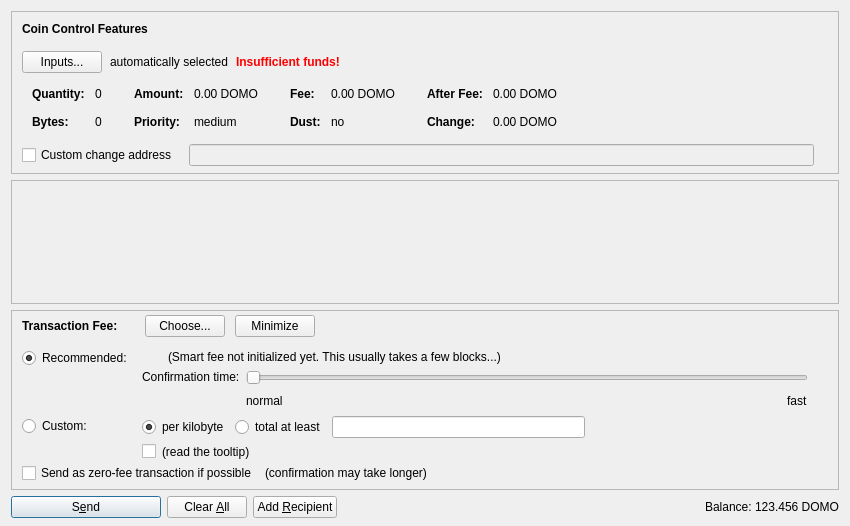
Above: src/qt/forms/sendcoinsdialog.ui from Alonewolf-123/DOMO-Core before the change. Below: the same form after it.
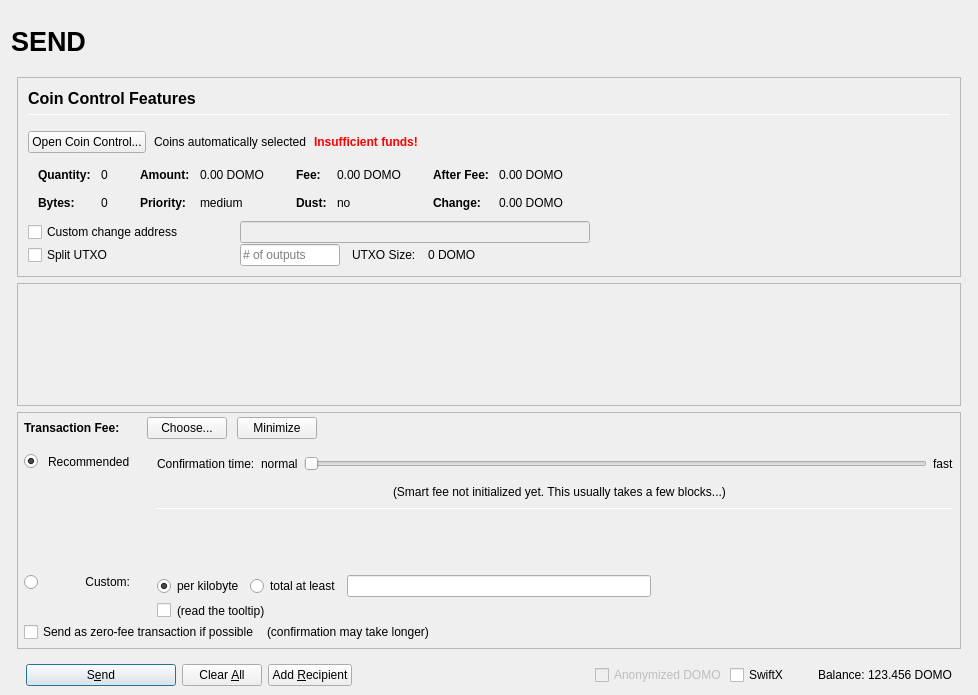
That is the form after the change. Icons and pictures are not drawn. Custom widgets are drawn as their Qt base class.

Diff of the .ui file:
```diff
--- a/src/qt/forms/sendcoinsdialog.ui
+++ b/src/qt/forms/sendcoinsdialog.ui
@@ -2,20 +2,155 @@
 <ui version="4.0">
  <class>SendCoinsDialog</class>
  <widget class="QDialog" name="SendCoinsDialog">
+  <property name="enabled">
+   <bool>true</bool>
+  </property>
   <property name="geometry">
    <rect>
     <x>0</x>
     <y>0</y>
-    <width>850</width>
-    <height>526</height>
+    <width>978</width>
+    <height>695</height>
    </rect>
   </property>
   <property name="windowTitle">
    <string>Send Coins</string>
   </property>
-  <layout class="QVBoxLayout" name="verticalLayout" stretch="0,1,0,0">
+  <layout class="QVBoxLayout" name="verticalLayout" stretch="0">
    <property name="bottomMargin">
-    <number>8</number>
+    <number>9</number>
+   </property>
+   <item>
+    <layout class="QVBoxLayout" name="verticalLayout_Master" stretch="0,1">
+     <property name="spacing">
+      <number>0</number>
+     </property>
+     <property name="leftMargin">
+      <number>0</number>
+     </property>
+     <property name="topMargin">
+      <number>0</number>
+     </property>
+     <property name="rightMargin">
+      <number>0</number>
+     </property>
+     <property name="bottomMargin">
+      <number>0</number>
+     </property>
+     <item>
+      <widget class="QFrame" name="frame_Header">
+       <layout class="QVBoxLayout" name="verticalLayout_Header" stretch="0">
+        <property name="leftMargin">
+         <number>0</number>
+        </property>
+        <property name="topMargin">
+         <number>0</number>
+        </property>
+        <property name="rightMargin">
+         <number>0</number>
+        </property>
+        <property name="bottomMargin">
+         <number>0</number>
+        </property>
+        <item>
+         <layout class="QHBoxLayout" name="horizontalLayout_Header" stretch="1,0,1">
+          <property name="spacing">
+           <number>6</number>
+          </property>
+          <item>
+           <widget class="QLabel" name="labelOverviewHeaderLeft">
+            <property name="minimumSize">
+             <size>
+              <width>464</width>
+              <height>60</height>
+             </size>
+            </property>
+            <property name="maximumSize">
+             <size>
+              <width>16777215</width>
+              <height>60</height>
+             </size>
+            </property>
+            <property name="font">
+             <font>
+              <pointsize>20</pointsize>
+              <weight>75</weight>
+              <bold>true</bold>
+             </font>
+            </property>
+            <property name="text">
+             <string>SEND</string>
+            </property>
+            <property name="alignment">
+             <set>Qt::AlignLeading|Qt::AlignLeft|Qt::AlignVCenter</set>
+            </property>
+           </widget>
+          </item>
+          <item>
+           <spacer name="horizontalSpacer_Header">
+            <property name="orientation">
+             <enum>Qt::Horizontal</enum>
+            </property>
+            <property name="sizeHint" stdset="0">
+             <size>
+              <width>40</width>
+              <height>20</height>
+             </size>
+            </property>
+           </spacer>
+          </item>
+          <item>
+           <widget class="QLabel" name="labelOverviewHeaderRight">
+            <property name="minimumSize">
+             <size>
+              <width>464</width>
+              <height>60</height>
+             </size>
+            </property>
+            <property name="maximumSize">
+             <size>
+              <width>16777215</width>
+              <height>60</height>
+             </size>
+            </property>
+            <property name="font">
+             <font>
+              <pointsize>14</pointsize>
+             </font>
+            </property>
+            <property name="text">
+             <string/>
+            </property>
+            <property name="alignment">
+             <set>Qt::AlignRight|Qt::AlignTrailing|Qt::AlignVCenter</set>
+            </property>
+           </widget>
+          </item>
+         </layout>
+        </item>
+       </layout>
+      </widget>
+     </item>
+     <item>
+      <widget class="QFrame" name="frame_BG">
+       <property name="minimumSize">
+        <size>
+         <width>0</width>
+         <height>0</height>
+        </size>
+       </property>
+       <layout class="QVBoxLayout" name="layout_BG" stretch="0,0,0,0">
+        <property name="leftMargin">
+         <number>6</number>
+        </property>
+        <property name="topMargin">
+         <number>6</number>
+        </property>
+        <property name="rightMargin">
+         <number>6</number>
+        </property>
+        <property name="bottomMargin">
+         <number>0</number>
    </property>
    <item>
     <widget class="QFrame" name="frameCoinControl">
@@ -51,12 +186,13 @@
        <number>0</number>
       </property>
       <property name="bottomMargin">
-       <number>6</number>
+            <number>0</number>
       </property>
       <item>
-       <layout class="QVBoxLayout" name="verticalLayoutCoinControl" stretch="0,0,0,0,1">
+            <widget class="QFrame" name="frameCoinControl_BG">
+             <layout class="QVBoxLayout" name="verticalLayoutCoinControl" stretch="0,0,0,0,0,0">
         <property name="spacing">
-         <number>0</number>
+               <number>1</number>
         </property>
         <property name="leftMargin">
          <number>10</number>
@@ -70,6 +206,11 @@
            <number>15</number>
           </property>
           <item>
+                 <layout class="QVBoxLayout" name="verticalLayout_3">
+                  <property name="spacing">
+                   <number>6</number>
+                  </property>
+                  <item>
            <widget class="QLabel" name="labelCoinControlFeatures">
             <property name="sizePolicy">
              <sizepolicy hsizetype="Preferred" vsizetype="Maximum">
@@ -77,8 +218,15 @@
               <verstretch>0</verstretch>
              </sizepolicy>
             </property>
+                    <property name="minimumSize">
+                     <size>
+                      <width>0</width>
+                      <height>20</height>
+                     </size>
+                    </property>
             <property name="font">
              <font>
+                      <pointsize>12</pointsize>
               <weight>75</weight>
               <bold>true</bold>
              </font>
@@ -91,6 +239,27 @@
             </property>
            </widget>
           </item>
+                  <item>
+                   <widget class="Line" name="line">
+                    <property name="minimumSize">
+                     <size>
+                      <width>0</width>
+                      <height>1</height>
+                     </size>
+                    </property>
+                    <property name="maximumSize">
+                     <size>
+                      <width>16777215</width>
+                      <height>1</height>
+                     </size>
+                    </property>
+                    <property name="orientation">
+                     <enum>Qt::Horizontal</enum>
+                    </property>
+                   </widget>
+                  </item>
+                 </layout>
+                </item>
          </layout>
         </item>
         <item>
@@ -107,7 +276,7 @@
              <string notr="true"/>
             </property>
             <property name="text">
-             <string>Inputs...</string>
+                   <string>Open Coin Control...</string>
             </property>
             <property name="autoDefault">
              <bool>false</bool>
@@ -117,7 +286,7 @@
           <item>
            <widget class="QLabel" name="labelCoinControlAutomaticallySelected">
             <property name="text">
-             <string>automatically selected</string>
+                   <string>Coins automatically selected</string>
             </property>
             <property name="margin">
              <number>5</number>
@@ -528,7 +697,7 @@
          </widget>
         </item>
         <item>
-         <layout class="QHBoxLayout" name="horizontalLayoutCoinControl4" stretch="0,0,0">
+               <layout class="QHBoxLayout" name="horizontalLayoutCoinControl4">
           <property name="spacing">
            <number>12</number>
           </property>
@@ -536,13 +705,31 @@
            <enum>QLayout::SetDefaultConstraint</enum>
           </property>
           <property name="topMargin">
-           <number>5</number>
+                 <number>0</number>
           </property>
           <property name="rightMargin">
-           <number>5</number>
+                 <number>0</number>
           </property>
           <item>
            <widget class="QCheckBox" name="checkBoxCoinControlChange">
+                  <property name="sizePolicy">
+                   <sizepolicy hsizetype="Preferred" vsizetype="Preferred">
+                    <horstretch>0</horstretch>
+                    <verstretch>0</verstretch>
+                   </sizepolicy>
+                  </property>
+                  <property name="minimumSize">
+                   <size>
+                    <width>200</width>
+                    <height>0</height>
+                   </size>
+                  </property>
+                  <property name="maximumSize">
+                   <size>
+                    <width>200</width>
+                    <height>16777215</height>
+                   </size>
+                  </property>
             <property name="toolTip">
              <string>If this is activated, but the change address is empty or invalid, change will be sent to a newly generated address.</string>
             </property>
@@ -557,24 +744,30 @@
              <bool>false</bool>
             </property>
             <property name="sizePolicy">
-             <sizepolicy hsizetype="Expanding" vsizetype="Fixed">
+                   <sizepolicy hsizetype="Preferred" vsizetype="Preferred">
               <horstretch>0</horstretch>
               <verstretch>0</verstretch>
              </sizepolicy>
             </property>
+                  <property name="minimumSize">
+                   <size>
+                    <width>300</width>
+                    <height>0</height>
+                   </size>
+                  </property>
            </widget>
           </item>
           <item>
            <widget class="QLabel" name="labelCoinControlChangeLabel">
             <property name="sizePolicy">
-             <sizepolicy hsizetype="Preferred" vsizetype="Expanding">
+                   <sizepolicy hsizetype="Preferred" vsizetype="Preferred">
               <horstretch>0</horstretch>
               <verstretch>0</verstretch>
              </sizepolicy>
             </property>
             <property name="minimumSize">
              <size>
-              <width>0</width>
+                    <width>100</width>
               <height>0</height>
              </size>
             </property>
@@ -588,6 +781,93 @@
           </item>
          </layout>
         </item>
+              <item>
+               <layout class="QHBoxLayout" name="horizontalLayoutCoinControl6">
+                <property name="spacing">
+                 <number>12</number>
+                </property>
+                <property name="rightMargin">
+                 <number>0</number>
+                </property>
+                <item>
+                 <widget class="QCheckBox" name="splitBlockCheckBox">
+                  <property name="sizePolicy">
+                   <sizepolicy hsizetype="Preferred" vsizetype="Preferred">
+                    <horstretch>0</horstretch>
+                    <verstretch>0</verstretch>
+                   </sizepolicy>
+                  </property>
+                  <property name="minimumSize">
+                   <size>
+                    <width>200</width>
+                    <height>0</height>
+                   </size>
+                  </property>
+                  <property name="maximumSize">
+                   <size>
+                    <width>200</width>
+                    <height>16777215</height>
+                   </size>
+                  </property>
+                  <property name="text">
+                   <string>Split UTXO</string>
+                  </property>
+                 </widget>
+                </item>
+                <item>
+                 <widget class="QLineEdit" name="splitBlockLineEdit">
+                  <property name="sizePolicy">
+                   <sizepolicy hsizetype="Preferred" vsizetype="Preferred">
+                    <horstretch>50</horstretch>
+                    <verstretch>0</verstretch>
+                   </sizepolicy>
+                  </property>
+                  <property name="minimumSize">
+                   <size>
+                    <width>100</width>
+                    <height>0</height>
+                   </size>
+                  </property>
+                  <property name="maximumSize">
+                   <size>
+                    <width>100</width>
+                    <height>16777215</height>
+                   </size>
+                  </property>
+                  <property name="placeholderText">
+                   <string># of outputs</string>
+                  </property>
+                 </widget>
+                </item>
+                <item>
+                 <widget class="QLabel" name="labelBlockSizeText">
+                  <property name="text">
+                   <string>UTXO Size:</string>
+                  </property>
+                 </widget>
+                </item>
+                <item>
+                 <widget class="QLabel" name="labelBlockSize">
+                  <property name="text">
+                   <string>0 DOMO</string>
+                  </property>
+                 </widget>
+                </item>
+                <item>
+                 <spacer name="horizontalSpacer_7">
+                  <property name="orientation">
+                   <enum>Qt::Horizontal</enum>
+                  </property>
+                  <property name="sizeHint" stdset="0">
+                   <size>
+                    <width>40</width>
+                    <height>20</height>
+                   </size>
+                  </property>
+                 </spacer>
+                </item>
+               </layout>
+              </item>
         <item>
          <spacer name="verticalSpacerCoinControl">
           <property name="orientation">
@@ -602,6 +882,7 @@
          </spacer>
         </item>
        </layout>
+            </widget>
       </item>
      </layout>
     </widget>
@@ -616,7 +897,7 @@
        <rect>
         <x>0</x>
         <y>0</y>
-        <width>830</width>
+             <width>944</width>
         <height>68</height>
        </rect>
       </property>
@@ -699,11 +980,14 @@
          <number>0</number>
         </property>
         <property name="leftMargin">
-         <number>10</number>
+              <number>6</number>
         </property>
         <property name="topMargin">
          <number>0</number>
         </property>
+             <property name="rightMargin">
+              <number>6</number>
+             </property>
         <item>
          <layout class="QHBoxLayout" name="horizontalLayoutFee1">
           <property name="bottomMargin">
@@ -845,7 +1129,61 @@
              <property name="verticalSpacing">
               <number>4</number>
              </property>
-             <item row="1" column="1">
+                  <item row="2" column="0">
+                   <layout class="QVBoxLayout" name="verticalLayoutFee4" stretch="0">
+                    <item>
+                     <spacer name="verticalSpacer_2">
+                      <property name="orientation">
+                       <enum>Qt::Vertical</enum>
+                      </property>
+                      <property name="sizeHint" stdset="0">
+                       <size>
+                        <width>1</width>
+                        <height>1</height>
+                       </size>
+                      </property>
+                     </spacer>
+                    </item>
+                   </layout>
+                  </item>
+                  <item row="3" column="0">
+                   <layout class="QVBoxLayout" name="verticalLayoutFee9" stretch="0,1">
+                    <item>
+                     <widget class="QRadioButton" name="radioCustomFee">
+                      <property name="text">
+                       <string/>
+                      </property>
+                      <attribute name="buttonGroup">
+                       <string notr="true">groupFee</string>
+                      </attribute>
+                     </widget>
+                    </item>
+                    <item>
+                     <spacer name="verticalSpacer_6">
+                      <property name="orientation">
+                       <enum>Qt::Vertical</enum>
+                      </property>
+                      <property name="sizeHint" stdset="0">
+                       <size>
+                        <width>1</width>
+                        <height>1</height>
+                       </size>
+                      </property>
+                     </spacer>
+                    </item>
+                   </layout>
+                  </item>
+                  <item row="3" column="1">
+                   <widget class="QLabel" name="labelCustomFee">
+                    <property name="text">
+                     <string>Custom:</string>
+                    </property>
+                    <property name="alignment">
+                     <set>Qt::AlignRight|Qt::AlignTop|Qt::AlignTrailing</set>
+                    </property>
+                   </widget>
+                  </item>
+                  <item row="3" column="4">
               <layout class="QVBoxLayout" name="verticalLayoutFee8">
                <property name="spacing">
                 <number>6</number>
@@ -944,120 +1282,27 @@
                </item>
               </layout>
              </item>
-             <item row="0" column="0">
-              <layout class="QVBoxLayout" name="verticalLayoutFee4" stretch="0,1">
-               <item>
-                <widget class="QRadioButton" name="radioSmartFee">
+                  <item row="1" column="1">
+                   <widget class="QLabel" name="labelSmartFee_2">
                  <property name="text">
-                  <string>Recommended:</string>
-                 </property>
-                 <property name="checked">
-                  <bool>true</bool>
-                 </property>
-                 <attribute name="buttonGroup">
-                  <string notr="true">groupFee</string>
-                 </attribute>
-                </widget>
-               </item>
-               <item>
-                <spacer name="verticalSpacer_2">
-                 <property name="orientation">
-                  <enum>Qt::Vertical</enum>
-                 </property>
-                 <property name="sizeHint" stdset="0">
-                  <size>
-                   <width>1</width>
-                   <height>1</height>
-                  </size>
-                 </property>
-                </spacer>
-               </item>
-              </layout>
-             </item>
-             <item row="1" column="0">
-              <layout class="QVBoxLayout" name="verticalLayoutFee9" stretch="0,1">
-               <item>
-                <widget class="QRadioButton" name="radioCustomFee">
-                 <property name="text">
-                  <string>Custom:</string>
-                 </property>
-                 <attribute name="buttonGroup">
-                  <string notr="true">groupFee</string>
-                 </attribute>
-                </widget>
-               </item>
-               <item>
-                <spacer name="verticalSpacer_6">
-                 <property name="orientation">
-                  <enum>Qt::Vertical</enum>
-                 </property>
-                 <property name="sizeHint" stdset="0">
-                  <size>
-                   <width>1</width>
-                   <height>1</height>
-                  </size>
-                 </property>
-                </spacer>
-               </item>
-              </layout>
-             </item>
-             <item row="0" column="1">
-              <layout class="QVBoxLayout" name="verticalLayoutFee3" stretch="0,0,1">
+                     <string>Recommended</string>
+                    </property>
+                   </widget>
+                  </item>
+                  <item row="0" column="4" rowspan="3">
+                   <layout class="QVBoxLayout" name="verticalLayoutFee3" stretch="0,0,0,0,1,0">
                <property name="spacing">
                 <number>6</number>
                </property>
                <property name="topMargin">
                 <number>2</number>
                </property>
-               <item>
-                <layout class="QHBoxLayout" name="horizontalLayoutFee12">
-                 <item>
-                  <widget class="QLabel" name="labelSmartFee">
-                   <property name="text">
-                    <string/>
-                   </property>
-                   <property name="margin">
-                    <number>2</number>
-                   </property>
-                  </widget>
-                 </item>
-                 <item>
-                  <widget class="QLabel" name="labelFeeEstimation">
-                   <property name="text">
-                    <string/>
-                   </property>
-                  </widget>
-                 </item>
-                 <item>
-                  <widget class="QLabel" name="labelSmartFee2">
-                   <property name="text">
-                    <string>(Smart fee not initialized yet. This usually takes a few blocks...)</string>
-                   </property>
-                   <property name="margin">
-                    <number>2</number>
-                   </property>
-                  </widget>
-                 </item>
-                 <item>
-                  <spacer name="horizontalSpacer_5">
-                   <property name="orientation">
-                    <enum>Qt::Horizontal</enum>
-                   </property>
-                   <property name="sizeHint" stdset="0">
-                    <size>
-                     <width>1</width>
-                     <height>1</height>
-                    </size>
-                   </property>
-                  </spacer>
-                 </item>
-                </layout>
-               </item>
+                    <property name="bottomMargin">
+                     <number>20</number>
+                    </property>
                <item>
                 <layout class="QHBoxLayout" name="horizontalLayoutFee9">
                  <item>
-                  <layout class="QVBoxLayout" name="verticalLayoutFee6">
-                   <item>
                     <widget class="QLabel" name="labelSmartFee3">
                      <property name="text">
                       <string>Confirmation time:</string>
@@ -1068,27 +1313,23 @@
                     </widget>
                    </item>
                    <item>
-                    <spacer name="verticalSpacer_3">
-                     <property name="orientation">
-                      <enum>Qt::Vertical</enum>
-                     </property>
-                     <property name="sizeHint" stdset="0">
-                      <size>
-                       <width>1</width>
-                       <height>1</height>
-                      </size>
-                     </property>
-                    </spacer>
-                   </item>
-                  </layout>
-                 </item>
-                 <item>
-                  <layout class="QVBoxLayout" name="verticalLayoutFee5">
-                   <property name="rightMargin">
-                    <number>30</number>
-                   </property>
+                       <widget class="QLabel" name="labelSmartFeeNormal">
+                        <property name="text">
+                         <string>normal</string>
+                        </property>
+                        <property name="margin">
+                         <number>2</number>
+                        </property>
+                       </widget>
+                      </item>
                    <item>
                     <widget class="QSlider" name="sliderSmartFee">
+                        <property name="minimumSize">
+                         <size>
+                          <width>0</width>
+                          <height>24</height>
+                         </size>
+                        </property>
                      <property name="minimum">
                       <number>0</number>
                      </property>
@@ -1116,28 +1357,6 @@
                     </widget>
                    </item>
                    <item>
-                    <layout class="QHBoxLayout" name="horizontalLayoutFee10">
-                     <item>
-                      <widget class="QLabel" name="labelSmartFeeNormal">
-                       <property name="text">
-                        <string>normal</string>
-                       </property>
-                      </widget>
-                     </item>
-                     <item>
-                      <spacer name="horizontalSpacer_3">
-                       <property name="orientation">
-                        <enum>Qt::Horizontal</enum>
-                       </property>
-                       <property name="sizeHint" stdset="0">
-                        <size>
-                         <width>40</width>
-                         <height>20</height>
-                        </size>
-                       </property>
-                      </spacer>
-                     </item>
-                     <item>
                       <widget class="QLabel" name="labelSmartFeeFast">
                        <property name="text">
                         <string>fast</string>
@@ -1146,7 +1365,101 @@
                      </item>
                     </layout>
                    </item>
-                  </layout>
+                    <item>
+                     <layout class="QHBoxLayout" name="horizontalLayout_recommended_texts">
+                      <property name="spacing">
+                       <number>0</number>
+                      </property>
+                      <item>
+                       <spacer name="horizontalSpacer_8">
+                        <property name="orientation">
+                         <enum>Qt::Horizontal</enum>
+                        </property>
+                        <property name="sizeHint" stdset="0">
+                         <size>
+                          <width>40</width>
+                          <height>20</height>
+                         </size>
+                        </property>
+                       </spacer>
+                      </item>
+                      <item>
+                       <widget class="QLabel" name="labelFeeEstimation">
+                        <property name="text">
+                         <string/>
+                        </property>
+                        <property name="margin">
+                         <number>2</number>
+                        </property>
+                       </widget>
+                      </item>
+                      <item>
+                       <widget class="QLabel" name="labelSmartFee2">
+                        <property name="text">
+                         <string>(Smart fee not initialized yet. This usually takes a few blocks...)</string>
+                        </property>
+                        <property name="alignment">
+                         <set>Qt::AlignLeading|Qt::AlignLeft|Qt::AlignVCenter</set>
+                        </property>
+                        <property name="wordWrap">
+                         <bool>false</bool>
+                        </property>
+                        <property name="margin">
+                         <number>2</number>
+                        </property>
+                        <property name="indent">
+                         <number>-1</number>
+                        </property>
+                       </widget>
+                      </item>
+                      <item>
+                       <spacer name="horizontalSpacer_3">
+                        <property name="orientation">
+                         <enum>Qt::Horizontal</enum>
+                        </property>
+                        <property name="sizeHint" stdset="0">
+                         <size>
+                          <width>40</width>
+                          <height>20</height>
+                         </size>
+                        </property>
+                       </spacer>
+                      </item>
+                     </layout>
+                    </item>
+                    <item>
+                     <widget class="Line" name="line_2">
+                      <property name="minimumSize">
+                       <size>
+                        <width>0</width>
+                        <height>1</height>
+                       </size>
+                      </property>
+                      <property name="maximumSize">
+                       <size>
+                        <width>16777215</width>
+                        <height>1</height>
+                       </size>
+                      </property>
+                      <property name="orientation">
+                       <enum>Qt::Horizontal</enum>
+                      </property>
+                     </widget>
+                    </item>
+                    <item>
+                     <layout class="QHBoxLayout" name="horizontalLayoutFee12">
+                      <item>
+                       <spacer name="horizontalSpacer_5">
+                        <property name="orientation">
+                         <enum>Qt::Horizontal</enum>
+                        </property>
+                        <property name="sizeHint" stdset="0">
+                         <size>
+                          <width>1</width>
+                          <height>1</height>
+                         </size>
+                        </property>
+                       </spacer>
                  </item>
                 </layout>
                </item>
@@ -1163,8 +1476,44 @@
                  </property>
                 </spacer>
                </item>
-              </layout>
-             </item>
+                    <item>
+                     <spacer name="verticalSpacer_3">
+                      <property name="orientation">
+                       <enum>Qt::Vertical</enum>
+                      </property>
+                      <property name="sizeHint" stdset="0">
+                       <size>
+                        <width>20</width>
+                        <height>40</height>
+                       </size>
+                      </property>
+                     </spacer>
+                    </item>
+                   </layout>
+                  </item>
+                  <item row="1" column="2">
+                   <widget class="QLabel" name="labelSmartFee">
+                    <property name="text">
+                     <string/>
+                    </property>
+                    <property name="margin">
+                     <number>2</number>
+                    </property>
+                   </widget>
+                  </item>
+                  <item row="1" column="0">
+                   <widget class="QRadioButton" name="radioSmartFee">
+                    <property name="text">
+                     <string/>
+                    </property>
+                    <property name="checked">
+                     <bool>true</bool>
+                    </property>
+                    <attribute name="buttonGroup">
+                     <string notr="true">groupFee</string>
+                    </attribute>
+                   </widget>
+                  </item>
             </layout>
            </item>
            <item>
@@ -1242,7 +1591,11 @@
     </widget>
    </item>
    <item>
+         <widget class="QFrame" name="frame_Send">
     <layout class="QHBoxLayout" name="horizontalLayout">
+           <property name="bottomMargin">
+            <number>0</number>
+           </property>
      <item>
       <widget class="QPushButton" name="sendButton">
        <property name="minimumSize">
@@ -1327,14 +1680,34 @@
        <property name="spacing">
         <number>3</number>
        </property>
+             <item>
+              <widget class="QCheckBox" name="checkzDOMO">
+               <property name="enabled">
+                <bool>false</bool>
+               </property>
+               <property name="text">
+                <string>Anonymized DOMO</string>
+               </property>
+              </widget>
+             </item>
+             <item>
+              <widget class="QCheckBox" name="checkSwiftTX">
+               <property name="enabled">
+                <bool>true</bool>
+               </property>
+               <property name="minimumSize">
+                <size>
+                 <width>85</width>
+                 <height>0</height>
+                </size>
+               </property>
+               <property name="text">
+                <string>SwiftX</string>
+               </property>
+              </widget>
+             </item>
        <item>
         <widget class="QLabel" name="label">
-         <property name="sizePolicy">
-          <sizepolicy hsizetype="Preferred" vsizetype="Fixed">
-           <horstretch>0</horstretch>
-           <verstretch>0</verstretch>
-          </sizepolicy>
-         </property>
          <property name="text">
           <string>Balance:</string>
          </property>
@@ -1362,6 +1735,12 @@
       </layout>
      </item>
     </layout>
+         </widget>
+        </item>
+       </layout>
+      </widget>
+     </item>
+    </layout>
    </item>
   </layout>
  </widget>
```
Left out of the diff: 30 changed lines with no effect on the pictures. Lines whose indentation alone changed are shown as unchanged.
